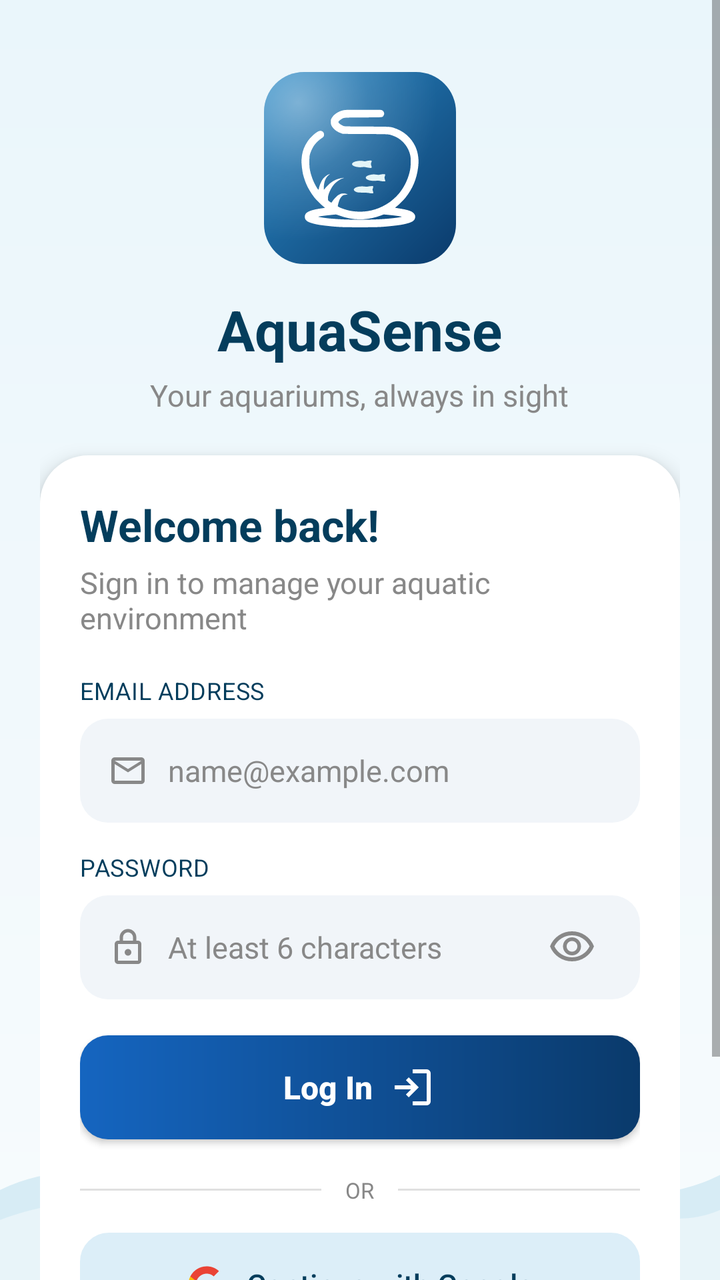
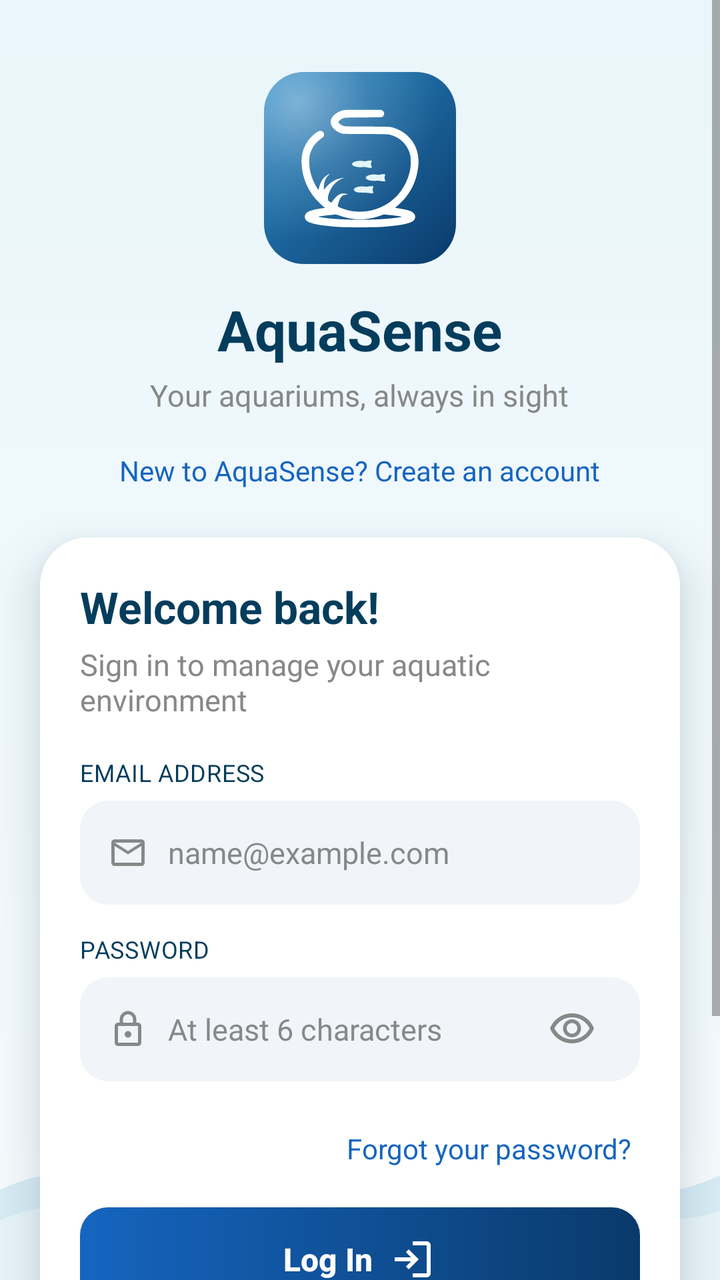

Before-and-after screenshots of an Android layout around one commit, followed by the original layout XML and the change that was made.
<!-- AndroidManifest.xml: application theme Theme.AquaSense -->
<!-- res/layout/fragment_login.xml -->
<?xml version="1.0" encoding="utf-8"?>
<FrameLayout xmlns:android="http://schemas.android.com/apk/res/android"
    xmlns:app="http://schemas.android.com/apk/res-auto"
    android:layout_width="match_parent"
    android:layout_height="match_parent"
    android:background="@drawable/bg_auth_screen">

    <ImageView
        android:layout_width="match_parent"
        android:layout_height="90dp"
        android:layout_gravity="bottom"
        android:contentDescription="@null"
        android:scaleType="fitXY"
        android:src="@drawable/bg_auth_wave" />

    <ScrollView
        android:layout_width="match_parent"
        android:layout_height="match_parent"
        android:clipToPadding="false"
        android:fillViewport="true"
        android:overScrollMode="never">

        <LinearLayout
            android:layout_width="match_parent"
            android:layout_height="wrap_content"
            android:gravity="center_horizontal"
            android:orientation="vertical"
            android:paddingHorizontal="20dp"
            android:paddingTop="36dp"
            android:paddingBottom="32dp">

            <com.google.android.material.card.MaterialCardView
                android:layout_width="96dp"
                android:layout_height="96dp"
                app:cardBackgroundColor="@android:color/transparent"
                app:cardCornerRadius="20dp"
                app:cardElevation="0dp"
                app:strokeWidth="0dp">

                <FrameLayout
                    android:layout_width="match_parent"
                    android:layout_height="match_parent"
                    android:background="@drawable/ic_launcher_ocean_gradient">

                    <ImageView
                        android:layout_width="68dp"
                        android:layout_height="68dp"
                        android:layout_gravity="center"
                        android:contentDescription="@string/app_name"
                        android:src="@drawable/ic_aquarium_icon_white" />
                </FrameLayout>
            </com.google.android.material.card.MaterialCardView>

            <TextView
                android:layout_width="wrap_content"
                android:layout_height="wrap_content"
                android:layout_marginTop="14dp"
                android:text="@string/app_name"
                android:textColor="@color/auth_heading"
                android:textSize="28sp"
                android:textStyle="bold" />

            <TextView
                android:layout_width="wrap_content"
                android:layout_height="wrap_content"
                android:layout_marginTop="4dp"
                android:layout_marginBottom="20dp"
                android:gravity="center"
                android:text="@string/auth_tagline_login"
                android:textColor="@color/text_secondary"
                android:textSize="15sp" />

            <LinearLayout
                android:layout_width="match_parent"
                android:layout_height="wrap_content"
                android:background="@drawable/bg_auth_card"
                android:elevation="6dp"
                android:orientation="vertical"
                android:padding="20dp">

                <TextView
                    android:layout_width="wrap_content"
                    android:layout_height="wrap_content"
                    android:text="@string/auth_welcome_back"
                    android:textColor="@color/auth_heading"
                    android:textSize="22sp"
                    android:textStyle="bold" />

                <TextView
                    android:layout_width="match_parent"
                    android:layout_height="wrap_content"
                    android:layout_marginTop="4dp"
                    android:layout_marginBottom="18dp"
                    android:text="@string/auth_welcome_back_subtitle"
                    android:textColor="@color/text_secondary"
                    android:textSize="15sp" />

                <TextView
                    android:layout_width="wrap_content"
                    android:layout_height="wrap_content"
                    android:layout_marginBottom="6dp"
                    android:text="@string/auth_email"
                    android:textAllCaps="true"
                    android:textColor="@color/auth_heading"
                    android:textSize="12sp"
                    android:letterSpacing="0.02" />

                <LinearLayout
                    android:id="@+id/boxLoginEmail"
                    android:layout_width="match_parent"
                    android:layout_height="52dp"
                    android:layout_marginBottom="14dp"
                    android:background="@drawable/bg_auth_input"
                    android:gravity="center_vertical"
                    android:orientation="horizontal"
                    android:paddingHorizontal="14dp">

                    <ImageView
                        android:layout_width="20dp"
                        android:layout_height="20dp"
                        android:contentDescription="@null"
                        android:src="@drawable/mail_24px"
                        app:tint="@color/text_secondary" />

                    <EditText
                        android:id="@+id/etLoginEmail"
                        android:layout_width="0dp"
                        android:layout_height="match_parent"
                        android:layout_marginStart="10dp"
                        android:layout_weight="1"
                        android:autofillHints="emailAddress"
                        android:background="@android:color/transparent"
                        android:hint="@string/email_hint"
                        android:inputType="textEmailAddress"
                        android:maxLength="100"
                        android:textColor="@color/text_primary"
                        android:textColorHint="@color/text_secondary"
                        android:textSize="15sp" />
                </LinearLayout>

                <TextView
                    android:layout_width="wrap_content"
                    android:layout_height="wrap_content"
                    android:layout_marginBottom="6dp"
                    android:text="@string/auth_password"
                    android:textAllCaps="true"
                    android:textColor="@color/auth_heading"
                    android:textSize="12sp"
                    android:letterSpacing="0.02" />

                <LinearLayout
                    android:id="@+id/boxLoginPassword"
                    android:layout_width="match_parent"
                    android:layout_height="52dp"
                    android:layout_marginBottom="18dp"
                    android:background="@drawable/bg_auth_input"
                    android:gravity="center_vertical"
                    android:orientation="horizontal"
                    android:paddingHorizontal="14dp">

                    <ImageView
                        android:layout_width="20dp"
                        android:layout_height="20dp"
                        android:contentDescription="@null"
                        android:src="@drawable/lock_24px"
                        app:tint="@color/text_secondary" />

                    <EditText
                        android:id="@+id/etLoginPassword"
                        android:layout_width="0dp"
                        android:layout_height="match_parent"
                        android:layout_marginStart="10dp"
                        android:layout_weight="1"
                        android:autofillHints="password"
                        android:background="@android:color/transparent"
                        android:hint="@string/auth_password_hint"
                        android:inputType="textPassword"
                        android:maxLength="100"
                        android:textColor="@color/text_primary"
                        android:textColorHint="@color/text_secondary"
                        android:textSize="15sp" />

                    <ImageButton
                        android:id="@+id/btnToggleLoginPassword"
                        android:layout_width="40dp"
                        android:layout_height="40dp"
                        android:background="?attr/selectableItemBackgroundBorderless"
                        android:contentDescription="@string/auth_show_password"
                        android:padding="8dp"
                        android:scaleType="centerInside"
                        android:src="@drawable/visibility_24px"
                        app:tint="@color/text_secondary" />
                </LinearLayout>

                <com.google.android.material.button.MaterialButton
                    android:id="@+id/btnLogin"
                    android:layout_width="match_parent"
                    android:layout_height="52dp"
                    android:background="@drawable/bg_auth_primary_button"
                    android:letterSpacing="0"
                    android:text="@string/auth_login_button"
                    android:textAllCaps="false"
                    android:textColor="@color/white"
                    android:textSize="16sp"
                    android:textStyle="bold"
                    app:backgroundTint="@null"
                    app:icon="@drawable/login_24px"
                    app:iconGravity="textEnd"
                    app:iconPadding="8dp"
                    app:iconTint="@color/white" />

                <LinearLayout
                    android:layout_width="match_parent"
                    android:layout_height="wrap_content"
                    android:layout_marginTop="18dp"
                    android:layout_marginBottom="14dp"
                    android:gravity="center_vertical"
                    android:orientation="horizontal">

                    <View
                        android:layout_width="0dp"
                        android:layout_height="1dp"
                        android:layout_weight="1"
                        android:background="@color/divider" />

                    <TextView
                        android:layout_width="wrap_content"
                        android:layout_height="wrap_content"
                        android:paddingHorizontal="12dp"
                        android:text="@string/auth_or"
                        android:textAllCaps="true"
                        android:textColor="@color/text_secondary"
                        android:textSize="11sp" />

                    <View
                        android:layout_width="0dp"
                        android:layout_height="1dp"
                        android:layout_weight="1"
                        android:background="@color/divider" />
                </LinearLayout>

                <com.google.android.material.button.MaterialButton
                    android:id="@+id/btnGoogleLogin"
                    style="@style/Widget.MaterialComponents.Button.OutlinedButton"
                    android:layout_width="match_parent"
                    android:layout_height="52dp"
                    android:background="@drawable/bg_auth_google_button"
                    android:letterSpacing="0"
                    android:text="@string/auth_continue_google"
                    android:textAllCaps="false"
                    android:textColor="@color/auth_heading"
                    android:textSize="15sp"
                    app:backgroundTint="@color/auth_google_button_bg"
                    app:icon="@drawable/google_official_logo"
                    app:iconGravity="textStart"
                    app:iconPadding="10dp"
                    app:iconSize="20dp"
                    app:iconTint="@null"
                    app:strokeColor="@color/divider"
                    app:strokeWidth="0dp" />

            </LinearLayout>

            <TextView
                android:id="@+id/tvGoToRegister"
                android:layout_width="wrap_content"
                android:layout_height="wrap_content"
                android:layout_marginTop="20dp"
                android:padding="8dp"
                android:text="@string/auth_go_to_register"
                android:textColor="@color/accent"
                android:textSize="14sp" />

        </LinearLayout>
    </ScrollView>
</FrameLayout>
<!-- resources referenced by this layout -->
<resources>
  <color name="accent">#FF1565C0</color>
  <color name="auth_google_button_bg">#FFDCEEF8</color>
  <color name="auth_heading">#FF043D5C</color>
  <color name="divider">#FFE0E0E0</color>
  <color name="text_primary">#FF000000</color>
  <color name="text_secondary">#FF888888</color>
  <color name="white">#FFFFFFFF</color>
  <!-- drawable bg_auth_card (drawable) -->
  <?xml version="1.0" encoding="utf-8"?>
  <shape xmlns:android="http://schemas.android.com/apk/res/android"
      android:shape="rectangle">
      <solid android:color="@color/card_background" />
      <corners android:radius="24dp" />
  </shape>
  <!-- drawable bg_auth_google_button (drawable) -->
  <?xml version="1.0" encoding="utf-8"?>
  <shape xmlns:android="http://schemas.android.com/apk/res/android"
      android:shape="rectangle">
      <solid android:color="@color/auth_google_button_bg" />
      <corners android:radius="14dp" />
      <stroke
          android:width="1dp"
          android:color="@color/divider" />
  </shape>
  <!-- drawable bg_auth_input (drawable) -->
  <?xml version="1.0" encoding="utf-8"?>
  <shape xmlns:android="http://schemas.android.com/apk/res/android"
      android:shape="rectangle">
      <solid android:color="@color/auth_input_fill" />
      <corners android:radius="14dp" />
  </shape>
  <!-- drawable bg_auth_primary_button (drawable) -->
  <?xml version="1.0" encoding="utf-8"?>
  <shape xmlns:android="http://schemas.android.com/apk/res/android"
      android:shape="rectangle">
      <gradient
          android:angle="0"
          android:endColor="@color/launcher_ocean_end"
          android:startColor="@color/accent" />
      <corners android:radius="14dp" />
  </shape>
  <!-- drawable bg_auth_screen (drawable) -->
  <?xml version="1.0" encoding="utf-8"?>
  <shape xmlns:android="http://schemas.android.com/apk/res/android"
      android:shape="rectangle">
      <gradient
          android:angle="270"
          android:endColor="@color/auth_bg_end"
          android:startColor="@color/auth_bg_start" />
  </shape>
  <string name="app_name">AquaSense</string>
  <string name="auth_continue_google">Continue with Google</string>
  <string name="auth_email">Email Address</string>
  <string name="auth_go_to_register">New to AquaSense? Create an account</string>
  <string name="auth_login_button">Log In</string>
  <string name="auth_or">OR</string>
  <string name="auth_password">Password</string>
  <string name="auth_password_hint">At least 6 characters</string>
  <string name="auth_show_password">Show Password</string>
  <string name="auth_tagline_login">Your aquariums, always in sight</string>
  <string name="auth_welcome_back">Welcome back!</string>
  <string name="auth_welcome_back_subtitle">Sign in to manage your aquatic environment</string>
  <string name="email_hint">name@example.com</string>
  <style name="Theme.AquaSense" parent="Base.Theme.AquaSense" />
  <color name="card_background">#FFFFFFFF</color>
  <color name="auth_input_fill">#FFF1F5F9</color>
  <color name="launcher_ocean_end">#FF0A3A6B</color>
  <color name="auth_bg_end">#FFF7FBFD</color>
  <color name="auth_bg_start">#FFEAF6FB</color>
  <color name="auth_wave">#FFD7ECF5</color>
  <color name="auth_wave_soft">#FFE8F4F9</color>
  <color name="launcher_ocean_start">#FF2B8BC8</color>
  <color name="launcher_rim_light_start">#66FFFFFF</color>
  <color name="launcher_rim_light_center">#22FFFFFF</color>
  <color name="transparent">#00000000</color>
  <color name="background">#FFF2F4F8</color>
  <color name="toolbar_gradient_start">#FFC1DFE0</color>
  <!-- unchanged entries left out for length: 9 -->
</resources>

<!-- the commit's change to res/layout/fragment_login.xml (unified diff, before → after) -->
@@ -23,6 +23,7 @@
         <LinearLayout
             android:layout_width="match_parent"
             android:layout_height="wrap_content"
+            android:clipToPadding="false"
             android:gravity="center_horizontal"
             android:orientation="vertical"
             android:paddingHorizontal="20dp"
@@ -64,17 +65,30 @@
                 android:layout_width="wrap_content"
                 android:layout_height="wrap_content"
                 android:layout_marginTop="4dp"
-                android:layout_marginBottom="20dp"
+                android:layout_marginBottom="10dp"
                 android:gravity="center"
                 android:text="@string/auth_tagline_login"
                 android:textColor="@color/text_secondary"
                 android:textSize="15sp" />
 
+            <TextView
+                android:id="@+id/tvGoToRegister"
+                android:layout_width="wrap_content"
+                android:layout_height="wrap_content"
+                android:layout_marginBottom="16dp"
+                android:background="?attr/selectableItemBackgroundBorderless"
+                android:clickable="true"
+                android:focusable="true"
+                android:padding="8dp"
+                android:text="@string/auth_go_to_register"
+                android:textColor="@color/accent"
+                android:textSize="14sp" />
+
             <LinearLayout
                 android:layout_width="match_parent"
                 android:layout_height="wrap_content"
                 android:background="@drawable/bg_auth_card"
-                android:elevation="6dp"
+                style="@style/Widget.AquaSense.Card.Auth"
                 android:orientation="vertical"
                 android:padding="20dp">
 
@@ -191,6 +205,21 @@
                         android:src="@drawable/visibility_24px"
                         app:tint="@color/text_secondary" />
                 </LinearLayout>
+
+                <TextView
+                    android:id="@+id/tvForgotPassword"
+                    android:layout_width="wrap_content"
+                    android:layout_height="wrap_content"
+                    android:layout_gravity="end"
+                    android:layout_marginBottom="14dp"
+                    android:background="?attr/selectableItemBackgroundBorderless"
+                    android:clickable="true"
+                    android:focusable="true"
+                    android:paddingVertical="6dp"
+                    android:paddingHorizontal="4dp"
+                    android:text="@string/auth_forgot_password"
+                    android:textColor="@color/accent"
+                    android:textSize="14sp" />
 
                 <com.google.android.material.button.MaterialButton
                     android:id="@+id/btnLogin"
@@ -261,16 +290,6 @@
 
             </LinearLayout>
 
-            <TextView
-                android:id="@+id/tvGoToRegister"
-                android:layout_width="wrap_content"
-                android:layout_height="wrap_content"
-                android:layout_marginTop="20dp"
-                android:padding="8dp"
-                android:text="@string/auth_go_to_register"
-                android:textColor="@color/accent"
-                android:textSize="14sp" />
-
         </LinearLayout>
     </ScrollView>
 </FrameLayout>
<!-- resource entries referenced after the edit -->
@@ -53,6 +53,7 @@
   <string name="app_name">AquaSense</string>
   <string name="auth_continue_google">Continue with Google</string>
   <string name="auth_email">Email Address</string>
+  <string name="auth_forgot_password">Forgot your password?</string>
   <string name="auth_go_to_register">New to AquaSense? Create an account</string>
   <string name="auth_login_button">Log In</string>
   <string name="auth_or">OR</string>
@@ -63,6 +64,9 @@
   <string name="auth_welcome_back">Welcome back!</string>
   <string name="auth_welcome_back_subtitle">Sign in to manage your aquatic environment</string>
   <string name="email_hint">name@example.com</string>
+  <style name="Widget.AquaSense.Card.Auth">
+          <item name="android:elevation">14dp</item>
+      </style>
   <style name="Theme.AquaSense" parent="Base.Theme.AquaSense" />
   <color name="card_background">#FFFFFFFF</color>
   <color name="auth_input_fill">#FFF1F5F9</color>
